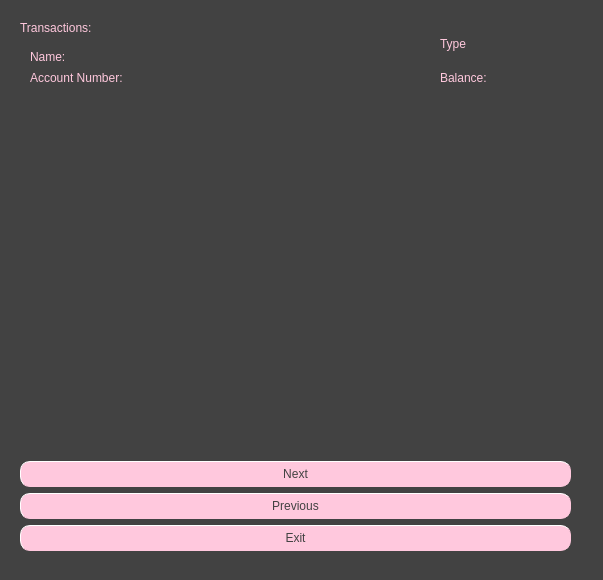
bank-2022/group11, file bankautomat/transactionswindow.ui: the form before one commit.
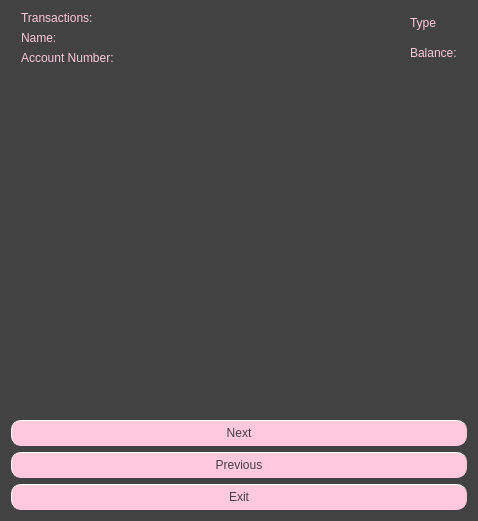
The form after the commit.

```diff
--- a/bankautomat/transactionswindow.ui
+++ b/bankautomat/transactionswindow.ui
@@ -6,8 +6,8 @@
    <rect>
     <x>0</x>
     <y>0</y>
-    <width>603</width>
-    <height>580</height>
+    <width>478</width>
+    <height>521</height>
    </rect>
   </property>
   <property name="windowTitle">
@@ -16,14 +16,37 @@
   <property name="styleSheet">
    <string notr="true">background-color:rgb(66, 66, 66);</string>
   </property>
+  <layout class="QVBoxLayout" name="verticalLayout_6">
+   <item>
+    <layout class="QHBoxLayout" name="horizontalLayout">
+     <item>
+      <layout class="QVBoxLayout" name="verticalLayout_5">
+       <item>
+        <widget class="QLabel" name="headerLabel">
+         <property name="sizePolicy">
+          <sizepolicy hsizetype="Fixed" vsizetype="Preferred">
+           <horstretch>0</horstretch>
+           <verstretch>0</verstretch>
+          </sizepolicy>
+         </property>
+         <property name="styleSheet">
+          <string notr="true">color: rgb(255, 200, 221);
+font: 63 10pt &quot;Lato Semibold&quot;;</string>
+         </property>
+         <property name="text">
+          <string>Transactions:</string>
+         </property>
+        </widget>
+       </item>
+       <item>
+        <layout class="QVBoxLayout" name="verticalLayout_4">
+         <item>
   <widget class="QLabel" name="nameLabel">
-   <property name="geometry">
-    <rect>
-     <x>30</x>
-     <y>50</y>
-     <width>47</width>
-     <height>13</height>
-    </rect>
+           <property name="sizePolicy">
+            <sizepolicy hsizetype="Fixed" vsizetype="Preferred">
+             <horstretch>0</horstretch>
+             <verstretch>0</verstretch>
+            </sizepolicy>
    </property>
    <property name="styleSheet">
     <string notr="true">color: rgb(255, 200, 221);
@@ -33,14 +56,14 @@
     <string>Name:</string>
    </property>
   </widget>
+         </item>
+         <item>
   <widget class="QLabel" name="accountNumberLabel">
-   <property name="geometry">
-    <rect>
-     <x>30</x>
-     <y>70</y>
-     <width>151</width>
-     <height>16</height>
-    </rect>
+           <property name="sizePolicy">
+            <sizepolicy hsizetype="Fixed" vsizetype="Preferred">
+             <horstretch>0</horstretch>
+             <verstretch>0</verstretch>
+            </sizepolicy>
    </property>
    <property name="styleSheet">
     <string notr="true">color: rgb(255, 200, 221);
@@ -50,36 +73,81 @@
     <string>Account Number:</string>
    </property>
   </widget>
-  <widget class="QLabel" name="headerLabel">
-   <property name="geometry">
-    <rect>
-     <x>20</x>
-     <y>20</y>
-     <width>211</width>
-     <height>16</height>
-    </rect>
-   </property>
+         </item>
+        </layout>
+       </item>
+      </layout>
+     </item>
+     <item>
+      <spacer name="horizontalSpacer">
+       <property name="orientation">
+        <enum>Qt::Horizontal</enum>
+       </property>
+       <property name="sizeType">
+        <enum>QSizePolicy::Fixed</enum>
+       </property>
+       <property name="sizeHint" stdset="0">
+        <size>
+         <width>280</width>
+         <height>20</height>
+        </size>
+       </property>
+      </spacer>
+     </item>
+     <item>
+      <layout class="QVBoxLayout" name="verticalLayout">
+       <item>
+        <widget class="QLabel" name="typeLabel">
+         <property name="sizePolicy">
+          <sizepolicy hsizetype="Fixed" vsizetype="Preferred">
+           <horstretch>0</horstretch>
+           <verstretch>0</verstretch>
+          </sizepolicy>
+         </property>
    <property name="styleSheet">
     <string notr="true">color: rgb(255, 200, 221);
 font: 63 10pt &quot;Lato Semibold&quot;;</string>
    </property>
    <property name="text">
-    <string>Transactions:</string>
-   </property>
-  </widget>
-  <widget class="QWidget" name="layoutWidget">
-   <property name="geometry">
-    <rect>
-     <x>20</x>
-     <y>100</y>
-     <width>551</width>
-     <height>451</height>
-    </rect>
-   </property>
-   <layout class="QHBoxLayout" name="horizontalLayout">
+          <string>Type</string>
+         </property>
+        </widget>
+       </item>
+       <item>
+        <widget class="QLabel" name="balanceLabel">
+         <property name="sizePolicy">
+          <sizepolicy hsizetype="Fixed" vsizetype="Preferred">
+           <horstretch>0</horstretch>
+           <verstretch>0</verstretch>
+          </sizepolicy>
+         </property>
+         <property name="styleSheet">
+          <string notr="true">color: rgb(255, 200, 221);
+font: 63 10pt &quot;Lato Semibold&quot;;</string>
+         </property>
+         <property name="text">
+          <string>Balance:</string>
+         </property>
+        </widget>
+       </item>
+      </layout>
+     </item>
+    </layout>
+   </item>
     <item>
-     <layout class="QGridLayout" name="gridLayout">
-      <item row="1" column="0">
+    <layout class="QVBoxLayout" name="verticalLayout_3">
+     <item>
+      <widget class="QTableWidget" name="transactionsTableWidget">
+       <property name="styleSheet">
+        <string notr="true">color: rgb(255, 200, 221);
+font: 63 8pt &quot;Lato Semibold&quot;;
+border: 2px rgb(76, 76, 76);</string>
+       </property>
+      </widget>
+     </item>
+     <item>
+      <layout class="QVBoxLayout" name="verticalLayout_2">
+       <item>
        <widget class="QPushButton" name="nextButton">
         <property name="enabled">
          <bool>true</bool>
@@ -115,7 +183,7 @@
         </property>
        </widget>
       </item>
-      <item row="2" column="0">
+       <item>
        <widget class="QPushButton" name="previousButton">
         <property name="cursor">
          <cursorShape>PointingHandCursor</cursorShape>
@@ -136,7 +204,7 @@
         </property>
        </widget>
       </item>
-      <item row="3" column="0">
+       <item>
        <widget class="QPushButton" name="exitButton">
         <property name="cursor">
          <cursorShape>PointingHandCursor</cursorShape>
@@ -157,53 +225,11 @@
         </property>
        </widget>
       </item>
-      <item row="0" column="0">
-       <widget class="QTableView" name="transactionsList">
-        <property name="styleSheet">
-         <string notr="true">color: rgb(255, 200, 221);
-font: 63 8pt &quot;Lato Semibold&quot;;
-border: 2px rgb(76, 76, 76);</string>
-        </property>
-       </widget>
-      </item>
      </layout>
     </item>
    </layout>
-  </widget>
-  <widget class="QWidget" name="layoutWidget">
-   <property name="geometry">
-    <rect>
-     <x>440</x>
-     <y>30</y>
-     <width>131</width>
-     <height>61</height>
-    </rect>
-   </property>
-   <layout class="QVBoxLayout" name="verticalLayout">
-    <item>
-     <widget class="QLabel" name="typeLabel">
-      <property name="styleSheet">
-       <string notr="true">color: rgb(255, 200, 221);
-font: 63 10pt &quot;Lato Semibold&quot;;</string>
-      </property>
-      <property name="text">
-       <string>Type</string>
-      </property>
-     </widget>
-    </item>
-    <item>
-     <widget class="QLabel" name="balanceLabel">
-      <property name="styleSheet">
-       <string notr="true">color: rgb(255, 200, 221);
-font: 63 10pt &quot;Lato Semibold&quot;;</string>
-      </property>
-      <property name="text">
-       <string>Balance:</string>
-      </property>
-     </widget>
-    </item>
-   </layout>
-  </widget>
+   </item>
+  </layout>
  </widget>
  <resources/>
  <connections/>
```
Lines whose indentation alone changed are shown as unchanged.
